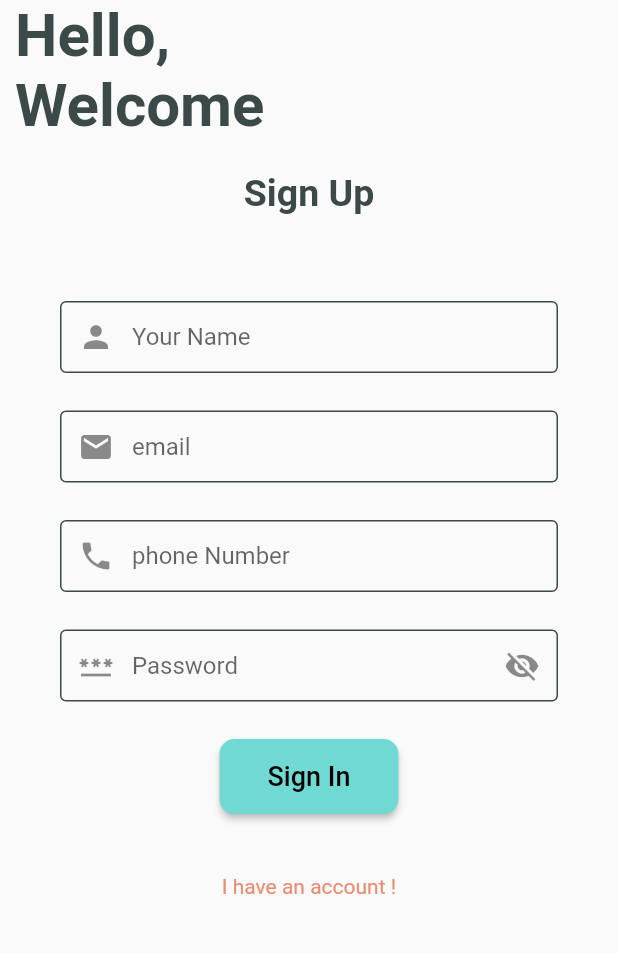
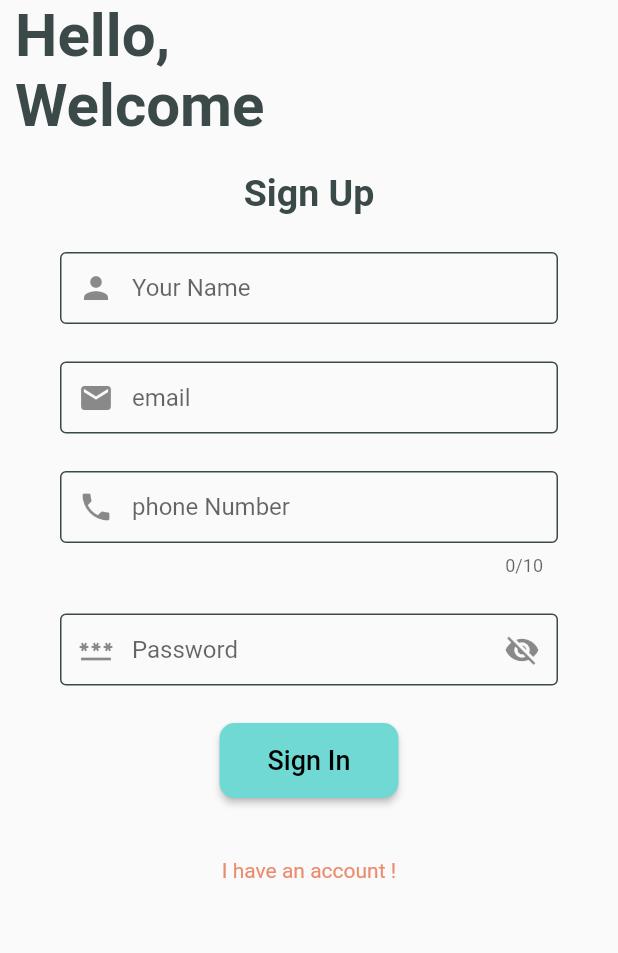
Before and after one commit to chemsou00/Batna_Traveler, a Flutter app: the screen it shows after launch, after a tap on "Sign Up", on a phone screen of 412 x 824 dp, the part 150-1103 px from its top. Run offline on Flutter 3.47's test engine with Material 2 defaults, Android fonts, the phone set to English and light mode, and no system bars; our stand-ins replace dartz, get; network calls fail.

Commit message:
Configuation Controller

```diff
--- /dev/null
+++ b/lib/controller/sign_up_controller.dart
@@ -0,0 +1,47 @@
+import 'package:batna_traveler/config/routes/routs.dart';
+import 'package:flutter/cupertino.dart';
+import 'package:get/get.dart';
+import 'package:get/get_connect/http/src/utils/utils.dart';
+
+class SignUpController extends GetxController {
+  late TextEditingController emailController;
+
+  late TextEditingController passwordController;
+
+  late TextEditingController phoneController;
+
+  late TextEditingController userNameController;
+
+  GlobalKey<FormState> formState = GlobalKey<FormState>();
+  bool obscureText = true;
+
+  @override
+  void onInit() {
+    emailController = TextEditingController();
+    passwordController = TextEditingController();
+    phoneController = TextEditingController();
+    userNameController = TextEditingController();
+    super.onInit();
+  }
+
+  signUp() {
+    Get.offNamed(AppRouts.homeScreen);
+    // if(formState.currentState!.validate()){
+    //
+    // }
+  }
+
+  obscure() {
+    obscureText = !obscureText;
+  }
+
+  @override
+  void dispose() {
+    emailController.dispose();
+    passwordController.dispose();
+    userNameController.dispose();
+    phoneController.dispose();
+
+    super.dispose();
+  }
+}
--- a/lib/view/screens/auth/sign_up.dart
+++ b/lib/view/screens/auth/sign_up.dart
@@ -1,5 +1,6 @@
 import 'package:batna_traveler/config/constants/app_colors.dart';
 import 'package:batna_traveler/config/routes/routs.dart';
+import 'package:batna_traveler/controller/sign_up_controller.dart';
 import 'package:batna_traveler/view/components/common_widgets.dart';
 import 'package:batna_traveler/view/components/decoration.dart';
 import 'package:batna_traveler/view/components/onboarding_widgets.dart';
@@ -12,11 +13,15 @@ class SignUpScreen extends StatelessWidget {
 
   @override
   Widget build(BuildContext context) {
+    SignUpController controller = Get.put(SignUpController());
     return Scaffold(
       resizeToAvoidBottomInset: false,
-      body: Padding(
+      body: Form(
+        key: controller.formState,
+        child: Padding(
           padding: const EdgeInsets.symmetric(horizontal: 10),
-        child: Column(crossAxisAlignment: CrossAxisAlignment.start, children: [
+          child:
+              Column(crossAxisAlignment: CrossAxisAlignment.start, children: [
             const LogoApp(),
             const Text(
               "Hello,\nWelcome",
@@ -39,10 +44,11 @@ class SignUpScreen extends StatelessWidget {
                         color: AppColors.kSecandaryColor,
                         fontWeight: FontWeight.w600),
                   ),
-                SizedBox(
-                  height: Get.size.height * 0.07,
+                  const SizedBox(
+                    height: 25,
                   ),
                   TextFormField(
+                    controller: controller.userNameController,
                     validator: (val) {
                       return validInput(val!, 40, 7, "username");
                     },
@@ -55,6 +61,7 @@ class SignUpScreen extends StatelessWidget {
                     height: 25,
                   ),
                   TextFormField(
+                    controller: controller.emailController,
                     validator: (val) {
                       return validInput(val!, 40, 7, "email");
                     },
@@ -66,6 +73,8 @@ class SignUpScreen extends StatelessWidget {
                     height: 25,
                   ),
                   TextFormField(
+                    maxLength: 10,
+                    controller: controller.phoneController,
                     validator: (val) {
                       return validInput(val!, 40, 7, "phone");
                     },
@@ -78,6 +87,7 @@ class SignUpScreen extends StatelessWidget {
                     height: 25,
                   ),
                   TextFormField(
+                    controller: controller.passwordController,
                     validator: (val) {
                       return validInput(val!, 20, 8, "password");
                     },
@@ -86,9 +96,11 @@ class SignUpScreen extends StatelessWidget {
                       hintText: "Password",
                       prefixIcon: const Icon(Icons.password),
                       suffixIcon: IconButton(
-                        icon: const Icon(Icons.visibility_off),
+                          icon: controller.obscureText
+                              ? const Icon(Icons.visibility_off)
+                              : const Icon(Icons.visibility),
                           onPressed: () {
-                          //controller.obscure();
+                            controller.obscure();
                           }),
                     ),
                   ),
@@ -97,7 +109,9 @@ class SignUpScreen extends StatelessWidget {
                   ),
                   CustomButton(
                     title: 'Sign In',
-                  onPressed: () {},
+                    onPressed: () {
+                      controller.signUp();
+                    },
                   ),
                   const SizedBox(
                     height: 40,
@@ -115,6 +129,7 @@ class SignUpScreen extends StatelessWidget {
             )
           ]),
         ),
+      ),
     );
   }
 }
```
Also changed, not shown: lib/controller/drawer_controller.dart (added, +13 -0 lines), lib/controller/sign_in_controller.dart (+23 -5 lines), lib/view/components/custom_drawer.dart (+6 -1 lines), lib/view/screens/auth/sign_in.dart (+10 -9 lines). Lines whose indentation alone changed are shown as unchanged.
